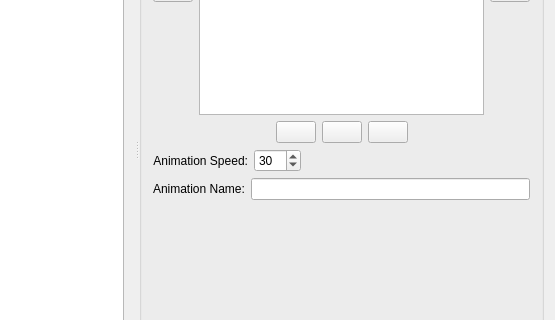
Old version of the form mainwindow.ui in the repository meh2481/SpriteSheeter; both pictures show x 530 to 1085 and y 174 to 494 of the 1085 by 646 pixel window.
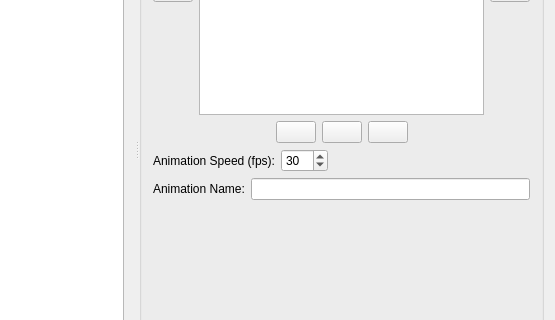
New version of the form. Icons and pictures are not drawn.

```diff
--- a/mainwindow.ui
+++ b/mainwindow.ui
@@ -413,7 +413,7 @@
             <item>
              <widget class="QLabel" name="label_2">
               <property name="text">
-               <string>Animation Speed:</string>
+               <string>Animation Speed (fps):</string>
               </property>
               <property name="alignment">
                <set>Qt::AlignRight|Qt::AlignTrailing|Qt::AlignVCenter</set>
```
Left out of the diff: 20 changed lines with no effect on the pictures.
